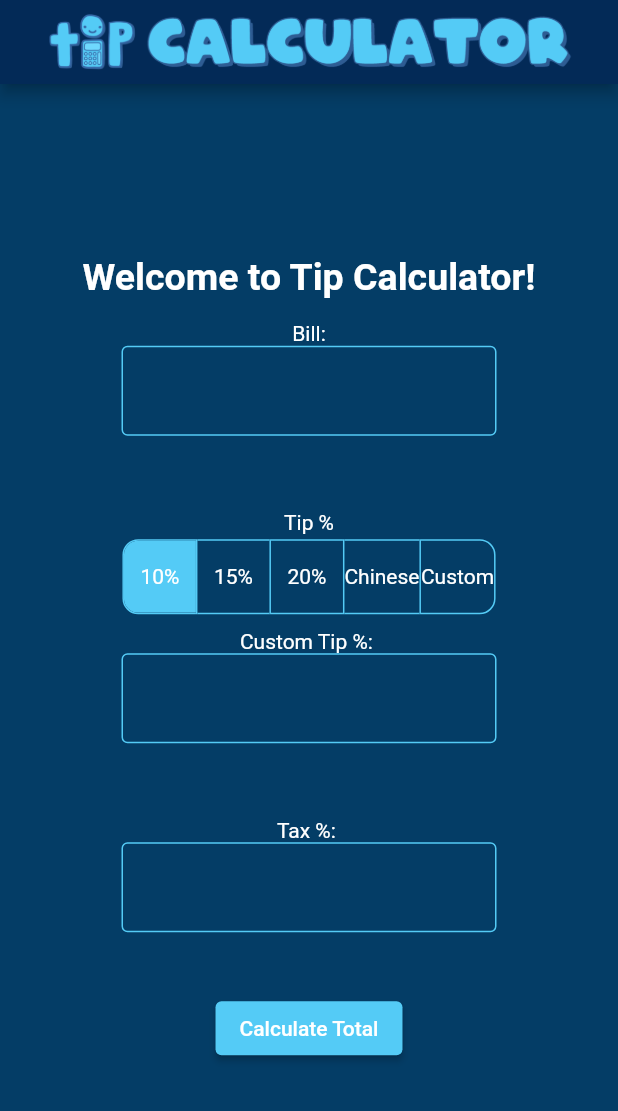
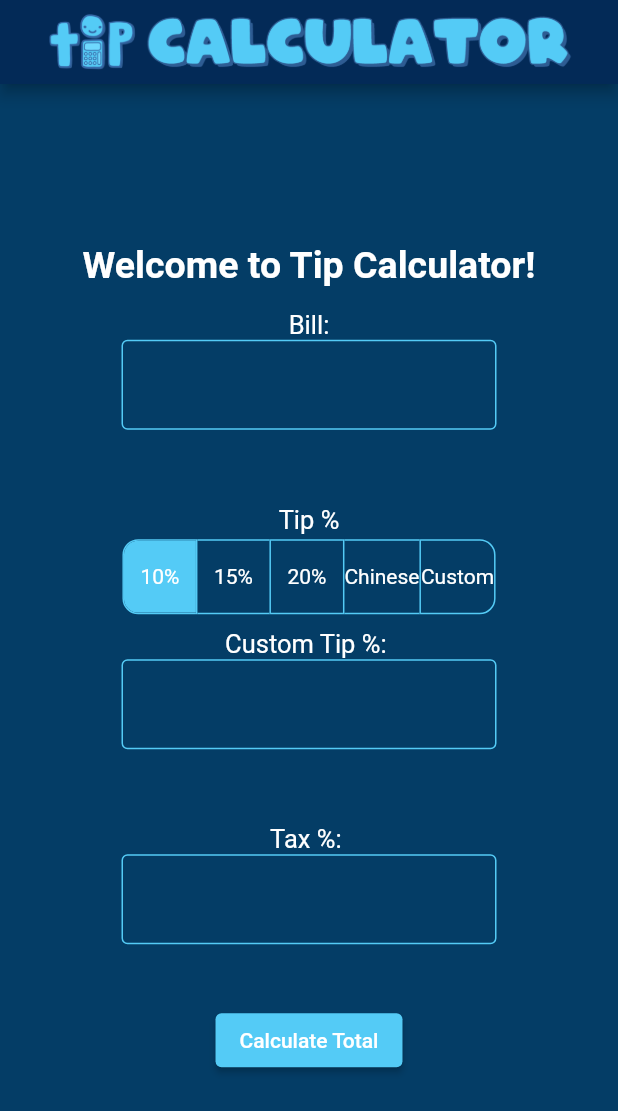
Before and after one commit to Bronx-Science/project-special-calculator-team-tip, a Flutter app: the screen it shows after launch, on a phone screen of 412 x 824 dp. Shown: the top 1111 px of the screen. Run offline on Flutter 3.47's test engine with Material 2 defaults, Android fonts, the phone set to English and light mode, and no system bars.

Commit message:
Update main.dart

```diff
--- a/tip_calculator/lib/main.dart
+++ b/tip_calculator/lib/main.dart
@@ -78,7 +78,8 @@ class _MyFormState extends State<MyForm> {
           children: <Widget>[
             const Padding(
               padding: EdgeInsets.only(top: 15),
-              child: Text("Bill:", style: TextStyle(color: Colors.white)),
+              child: Text("Bill:",
+                  style: TextStyle(color: Colors.white, fontSize: 17)),
             ),
             SizedBox(
               width: 250,
@@ -110,7 +111,8 @@ class _MyFormState extends State<MyForm> {
             ),
             const Padding(
               padding: EdgeInsets.only(top: 10),
-              child: Text('Tip %', style: TextStyle(color: Colors.white)),
+              child: Text('Tip %',
+                  style: TextStyle(color: Colors.white, fontSize: 17)),
             ),
             Padding(
               padding: const EdgeInsets.only(top: 3, bottom: 10),
@@ -132,7 +134,8 @@ class _MyFormState extends State<MyForm> {
                 ],
               ),
             ),
-            const Text("Custom Tip %: ", style: TextStyle(color: Colors.white)),
+            const Text("Custom Tip %: ",
+                style: TextStyle(color: Colors.white, fontSize: 17)),
             SizedBox(
               width: 250,
               height: 100,
@@ -162,7 +165,8 @@ class _MyFormState extends State<MyForm> {
             ),
             const Padding(
                 padding: EdgeInsetsDirectional.only(top: 10),
-                child: Text("Tax %: ", style: TextStyle(color: Colors.white))),
+                child: Text("Tax %: ",
+                    style: TextStyle(color: Colors.white, fontSize: 17))),
             SizedBox(
               width: 250,
               height: 100,
```
